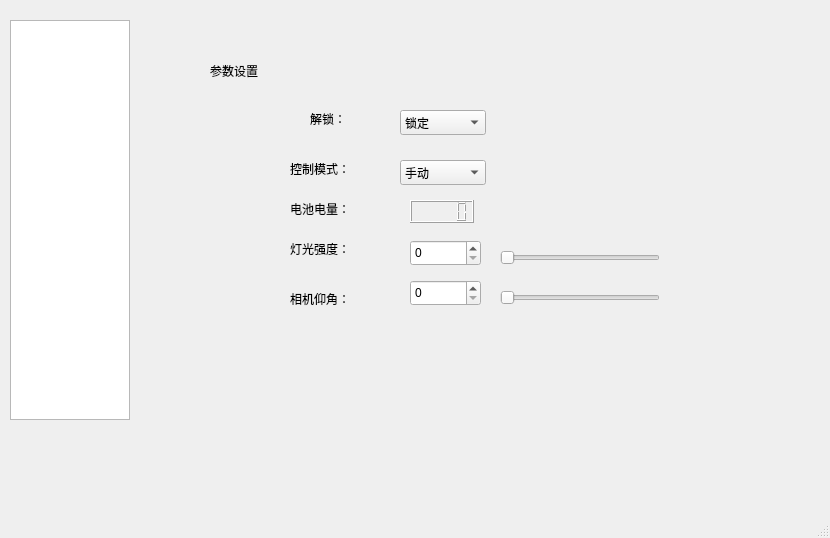
The window that src/gui/mainwindow.ui (liujiacheng1009/rov_viewer) describes before a commit, drawn with Qt 5.
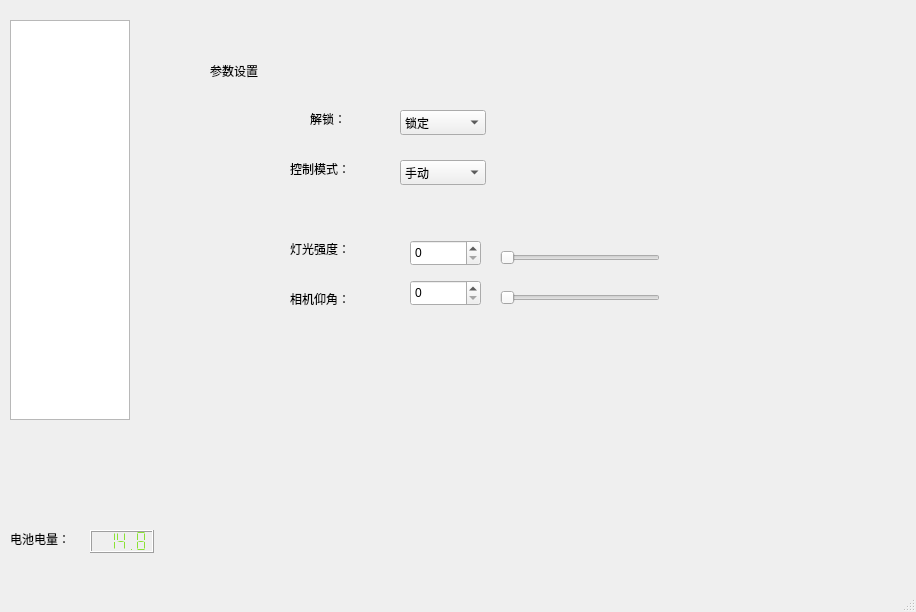
The same window after the commit.

Patch:
```diff
--- a/src/gui/mainwindow.ui
+++ b/src/gui/mainwindow.ui
@@ -6,8 +6,8 @@
    <rect>
     <x>0</x>
     <y>0</y>
-    <width>830</width>
-    <height>538</height>
+    <width>916</width>
+    <height>612</height>
    </rect>
   </property>
   <property name="windowTitle">
@@ -113,19 +113,6 @@
        </property>
       </item>
      </widget>
-     <widget class="QLabel" name="label_6">
-      <property name="geometry">
-       <rect>
-        <x>110</x>
-        <y>180</y>
-        <width>67</width>
-        <height>17</height>
-       </rect>
-      </property>
-      <property name="text">
-       <string>电池电量：</string>
-      </property>
-     </widget>
      <widget class="QSpinBox" name="spinBox">
       <property name="geometry">
        <rect>
@@ -198,16 +185,6 @@
        <enum>Qt::Horizontal</enum>
       </property>
      </widget>
-     <widget class="QLCDNumber" name="lcdNumber">
-      <property name="geometry">
-       <rect>
-        <x>230</x>
-        <y>180</y>
-        <width>64</width>
-        <height>23</height>
-       </rect>
-      </property>
-     </widget>
     </widget>
     <widget class="QWidget" name="controlPage">
      <widget class="QLabel" name="label_3">
@@ -412,6 +389,44 @@
      </widget>
     </widget>
    </widget>
+   <widget class="QLabel" name="label_6">
+    <property name="geometry">
+     <rect>
+      <x>10</x>
+      <y>530</y>
+      <width>67</width>
+      <height>17</height>
+     </rect>
+    </property>
+    <property name="text">
+     <string>电池电量：</string>
+    </property>
+   </widget>
+   <widget class="QLCDNumber" name="lcdNumber_vol">
+    <property name="geometry">
+     <rect>
+      <x>90</x>
+      <y>530</y>
+      <width>64</width>
+      <height>23</height>
+     </rect>
+    </property>
+    <property name="toolTipDuration">
+     <number>-1</number>
+    </property>
+    <property name="styleSheet">
+     <string notr="true">color:rgb(138, 226, 52)</string>
+    </property>
+    <property name="lineWidth">
+     <number>1</number>
+    </property>
+    <property name="segmentStyle">
+     <enum>QLCDNumber::Flat</enum>
+    </property>
+    <property name="value" stdset="0">
+     <double>14.800000000000001</double>
+    </property>
+   </widget>
   </widget>
   <widget class="QMenuBar" name="menubar">
    <property name="geometry">
```
Left out of the diff: 2 changed lines with no effect on the pictures.
